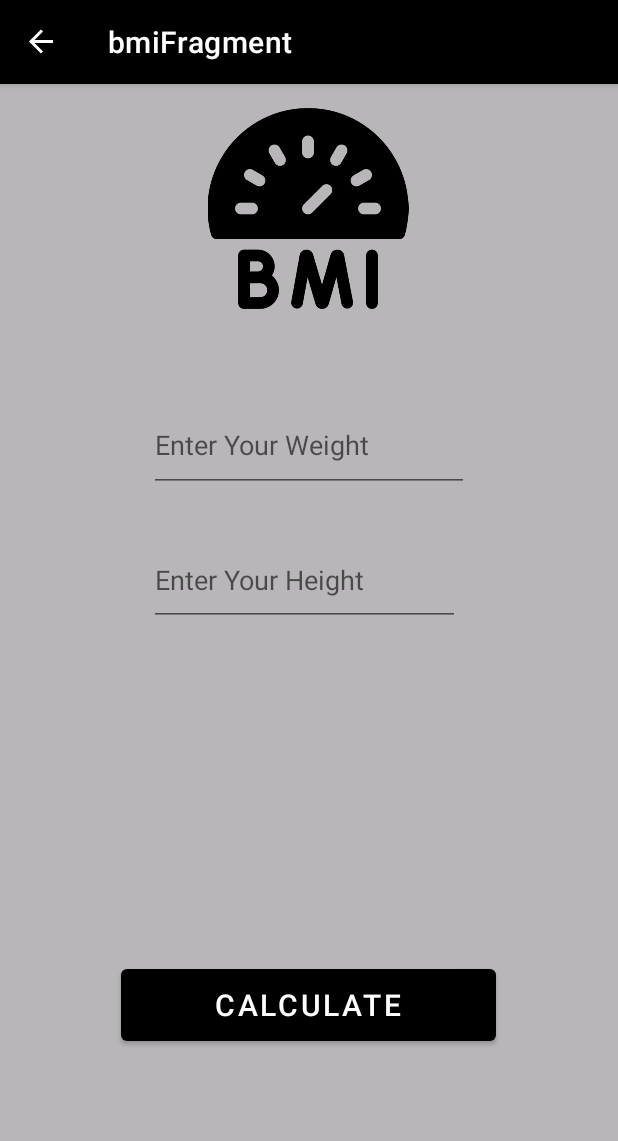
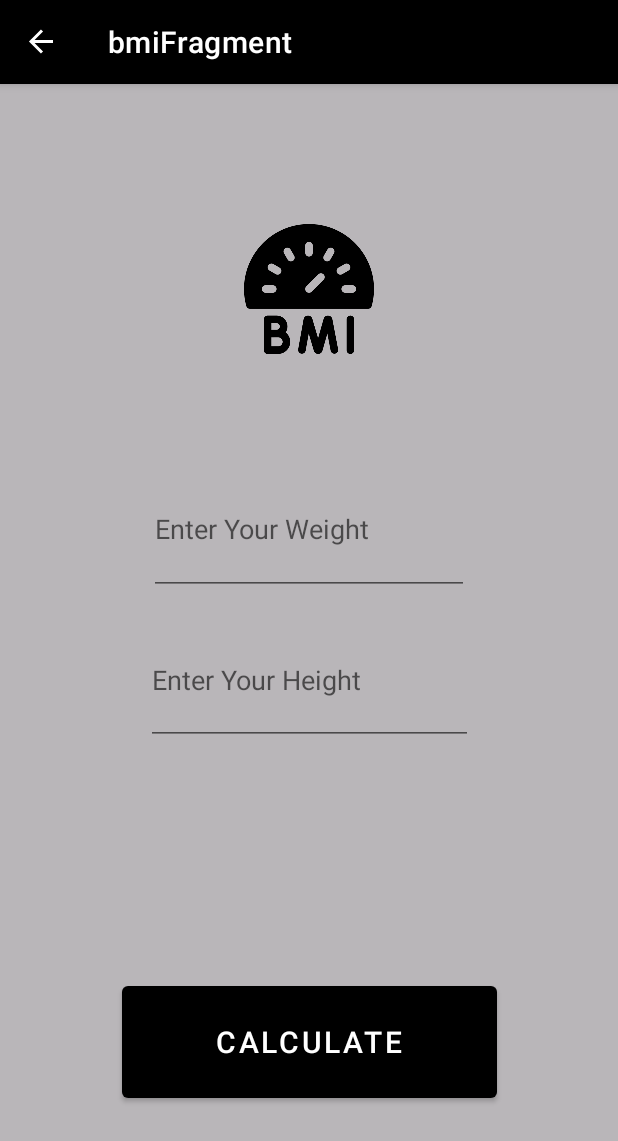
Before and after one commit to pate1431/FitShark, an Android app: the bmiFragment screen opened through its navigation route, on a phone screen of 412 x 824 dp. Shown: the top 1141 px of the screen. Run offline under Robolectric (Android 15) with nearby library versions, the phone set to English and light mode, and no system bars; our stand-ins replace data binding, navigation-ui.

Commit message:
design edits

```diff
--- a/app/src/main/res/layout/excercise_list.xml
+++ b/app/src/main/res/layout/excercise_list.xml
@@ -12,6 +12,7 @@
         android:layout_width="match_parent"
         android:layout_height="match_parent"
         android:layout_marginTop="8sp"
+        android:background="#8579747A"
         android:elevation="5sp">
 
         <TextView
@@ -20,6 +21,7 @@
             android:layout_height="32dp"
             android:layout_marginTop="16dp"
             android:text="November 18, 2020 9:00AM"
+            android:textColor="#020202"
             android:textSize="20sp"
             android:textStyle="bold"
             app:layout_constraintEnd_toEndOf="parent"
--- a/app/src/main/res/layout/fragment_bmi.xml
+++ b/app/src/main/res/layout/fragment_bmi.xml
@@ -13,62 +13,64 @@
 
         <EditText
             android:id="@+id/height"
-            android:layout_width="207dp"
-            android:layout_height="61dp"
-            android:layout_marginTop="28dp"
+            android:layout_width="218dp"
+            android:layout_height="0dp"
+            android:layout_marginBottom="9dp"
             android:ems="10"
             android:hint="Enter Your Height"
             android:inputType="number"
+            app:layout_constraintBottom_toTopOf="@+id/textHealth"
             app:layout_constraintEnd_toEndOf="parent"
-            app:layout_constraintHorizontal_bias="0.485"
             app:layout_constraintStart_toStartOf="parent"
             app:layout_constraintTop_toBottomOf="@+id/weight" />
 
         <Button
             android:id="@+id/btnCalculate"
             android:layout_width="250sp"
-            android:layout_height="60sp"
-            android:layout_marginTop="12dp"
+            android:layout_height="0dp"
 
+            android:layout_marginBottom="86dp"
             android:text="CALCULATE"
             android:textColor="#ffffff"
             android:textSize="20sp"
+            app:layout_constraintBottom_toBottomOf="parent"
             app:layout_constraintEnd_toEndOf="parent"
-            app:layout_constraintHorizontal_bias="0.496"
             app:layout_constraintStart_toStartOf="parent"
             app:layout_constraintTop_toBottomOf="@+id/result" />
 
         <TextView
             android:id="@+id/result"
             android:layout_width="332dp"
-            android:layout_height="96dp"
-            android:layout_marginTop="20dp"
+            android:layout_height="0dp"
+            android:layout_marginBottom="13dp"
             android:paddingLeft="40dp"
             android:paddingRight="40dp"
             android:textSize="18sp"
-            app:layout_constraintEnd_toEndOf="parent"
-            app:layout_constraintHorizontal_bias="0.493"
-            app:layout_constraintStart_toStartOf="parent"
+            app:layout_constraintBottom_toTopOf="@+id/btnCalculate"
+            app:layout_constraintEnd_toStartOf="@+id/textBmi"
+            app:layout_constraintStart_toStartOf="@+id/textBmi"
             app:layout_constraintTop_toBottomOf="@+id/textHealth" />
 
         <TextView
             android:id="@+id/textBmi"
             android:layout_width="wrap_content"
             android:layout_height="wrap_content"
-            android:layout_marginTop="20dp"
+            android:layout_marginStart="1dp"
             android:textSize="24sp"
-            app:layout_constraintEnd_toEndOf="parent"
-            app:layout_constraintStart_toStartOf="parent"
-            app:layout_constraintTop_toBottomOf="@+id/height" />
+            app:layout_constraintBaseline_toBaselineOf="@+id/textHealth"
+            app:layout_constraintEnd_toStartOf="@+id/textHealth"
+            app:layout_constraintHorizontal_chainStyle="packed"
+            app:layout_constraintStart_toStartOf="parent" />
 
         <EditText
             android:id="@+id/weight"
             android:layout_width="213dp"
-            android:layout_height="62dp"
-            android:layout_marginTop="60dp"
+            android:layout_height="0dp"
+            android:layout_marginBottom="13dp"
             android:ems="10"
             android:hint="Enter Your Weight"
             android:inputType="number"
+            app:layout_constraintBottom_toTopOf="@+id/height"
             app:layout_constraintEnd_toEndOf="parent"
             app:layout_constraintStart_toStartOf="parent"
             app:layout_constraintTop_toBottomOf="@+id/imageView2" />
@@ -77,23 +79,25 @@
             android:id="@+id/textHealth"
             android:layout_width="wrap_content"
             android:layout_height="wrap_content"
-            android:layout_marginTop="9dp"
+            android:layout_marginBottom="12dp"
             android:textSize="24sp"
+            app:layout_constraintBottom_toTopOf="@+id/result"
             app:layout_constraintEnd_toEndOf="parent"
-            app:layout_constraintHorizontal_bias="0.498"
-            app:layout_constraintStart_toStartOf="parent"
-            app:layout_constraintTop_toBottomOf="@+id/textBmi" />
+            app:layout_constraintStart_toEndOf="@+id/textBmi"
+            app:layout_constraintTop_toBottomOf="@+id/height" />
 
         <ImageView
             android:id="@+id/imageView2"
-            android:layout_width="197dp"
-            android:layout_height="134dp"
-            android:layout_marginTop="16dp"
+            android:layout_width="224dp"
+            android:layout_height="0dp"
+            android:layout_marginTop="93dp"
+            android:layout_marginBottom="73dp"
+            app:layout_constraintBottom_toTopOf="@+id/weight"
             app:layout_constraintEnd_toEndOf="parent"
-            app:layout_constraintHorizontal_bias="0.497"
             app:layout_constraintStart_toStartOf="parent"
             app:layout_constraintTop_toTopOf="parent"
-            app:srcCompat="@drawable/bmi" />
+            app:srcCompat="@drawable/bmi"
+            tools:srcCompat="@drawable/bmi" />
 
     </androidx.constraintlayout.widget.ConstraintLayout>
 </layout>
--- a/app/src/main/res/layout/fragment_login.xml
+++ b/app/src/main/res/layout/fragment_login.xml
@@ -54,6 +54,7 @@
             android:layout_height="60dp"
             android:layout_marginTop="64dp"
 
+            android:background="#000000"
             android:text="Login"
             android:textAllCaps="false"
             android:textColor="#FFFFFF"
--- a/app/src/main/res/layout/fragment_welcome.xml
+++ b/app/src/main/res/layout/fragment_welcome.xml
@@ -61,9 +61,7 @@
             android:layout_marginStart="57dp"
             android:layout_marginTop="12dp"
             android:layout_marginEnd="58dp"
-            android:layout_marginBottom="25dp"
             android:src="@drawable/welcome"
-            app:layout_constraintBottom_toTopOf="@+id/buttonGetStarted"
             app:layout_constraintEnd_toEndOf="parent"
             app:layout_constraintStart_toStartOf="parent"
             app:layout_constraintTop_toBottomOf="@+id/textView2" />
```
Also changed, not shown: app/src/main/res/layout/fragment_home.xml (+26 -22 lines).
